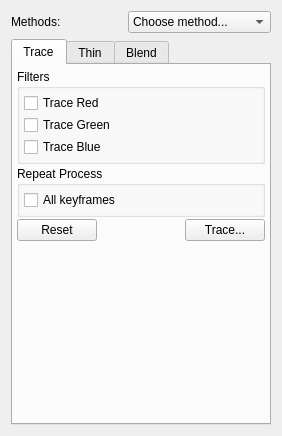
Before: the Qt Designer form app/ui/bitmapcoloringwidget.ui in pencil2d/pencil, drawn with Qt 5.
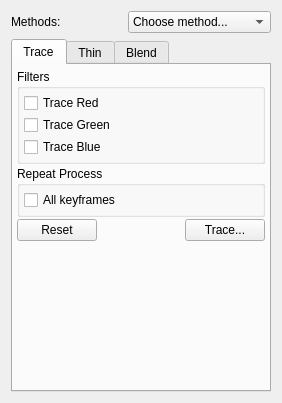
After: the same form once the commit is applied. Icons and pictures are not drawn.

```diff
--- a/app/ui/bitmapcoloringwidget.ui
+++ b/app/ui/bitmapcoloringwidget.ui
@@ -7,7 +7,7 @@
     <x>0</x>
     <y>0</y>
     <width>282</width>
-    <height>436</height>
+    <height>403</height>
    </rect>
   </property>
   <property name="windowTitle">
```
Left out of the diff: 50 changed lines with no effect on the pictures.
